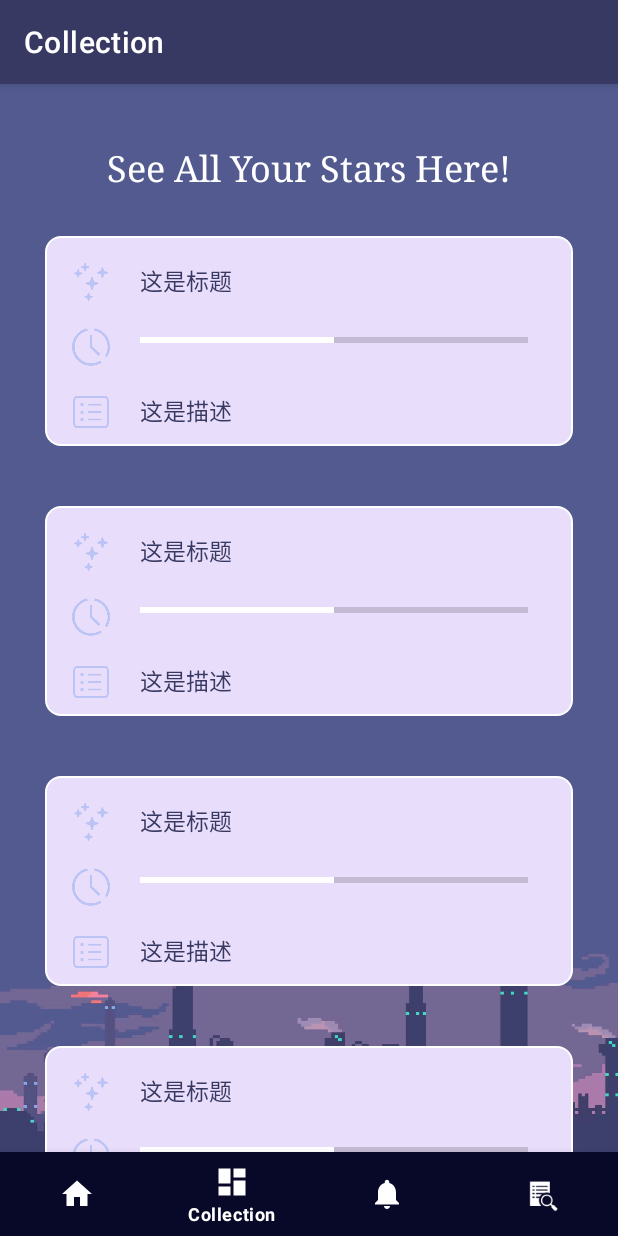
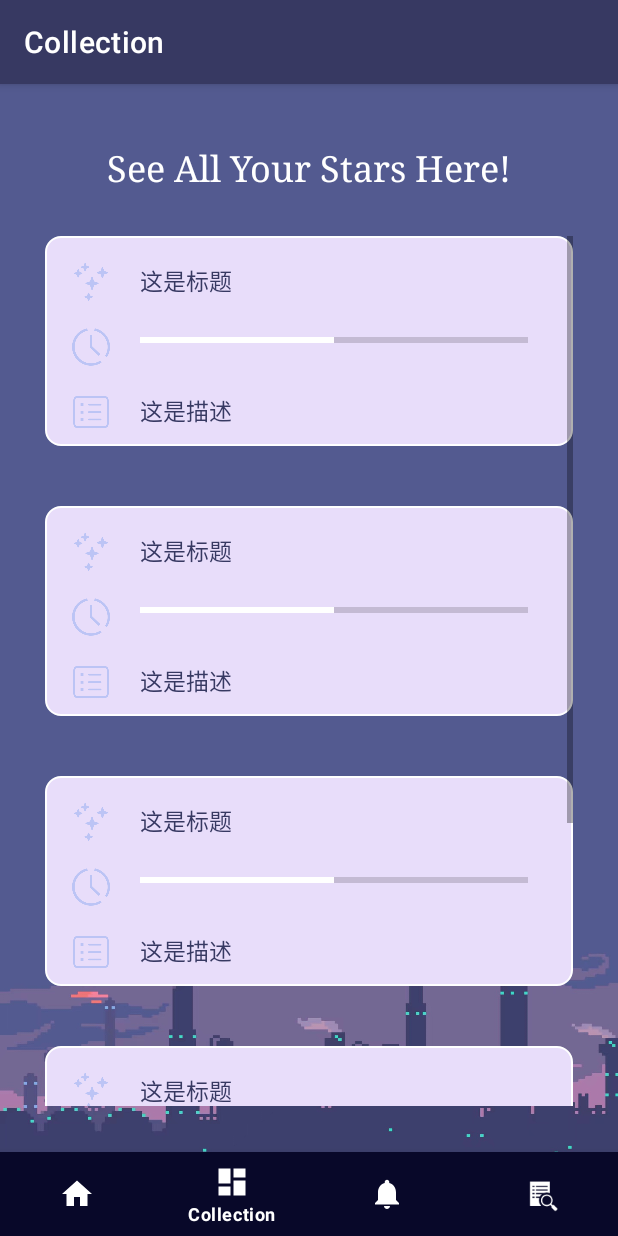
Before and after one commit to MeU1024/Lumos, an Android app: the CollectionFragment screen opened through its navigation route, on a phone screen of 412 x 824 dp. Run offline under Robolectric (Android 15) with nearby library versions, the phone set to English and light mode, and no system bars; our stand-ins replace navigation-ui; pictures from the network do not load.

Commit message:
页面滚动

```diff
--- a/app/src/main/res/layout/component_collection_star.xml
+++ b/app/src/main/res/layout/component_collection_star.xml
@@ -23,7 +23,8 @@
             android:layout_height="25dp"
             android:layout_marginLeft="8dp"
             android:layout_marginTop="8dp"
-            android:src="@drawable/stars" />
+            android:src="@drawable/stars"
+            />
 
         <TextView
             android:id="@+id/cmnt_collection_star_name"
--- a/app/src/main/res/layout/fragment_collection.xml
+++ b/app/src/main/res/layout/fragment_collection.xml
@@ -19,6 +19,7 @@
         android:text="See All Your Stars Here!"
         android:textAlignment="center"
         android:textColor="@color/white"
+        android:fillViewport="true"
         android:textSize="24sp"
         app:layout_constraintEnd_toEndOf="parent"
         app:layout_constraintHorizontal_bias="0.0"
@@ -27,7 +28,7 @@
 
     <ScrollView
         android:layout_width="0dp"
-        android:layout_height="wrap_content"
+        android:layout_height="580dp"
 
         android:layout_marginStart="30dp"
         android:layout_marginTop="30dp"
@@ -58,14 +59,19 @@
                 android:layout_width="match_parent"
                 android:layout_height="wrap_content"
                 android:layout_marginTop="40dp"
-                lumos:star_name="Get Up Early" />
+                lumos:star_name="Go To Bed Early" />
 
             <com.example.lumos.ui.collection.CollectionStarView
                 android:layout_width="match_parent"
                 android:layout_height="wrap_content"
                 android:layout_marginTop="40dp"
-                lumos:star_name="Get Up Early" />
+                lumos:star_name="fruit" />
 
+            <com.example.lumos.ui.collection.CollectionStarView
+                android:layout_width="match_parent"
+                android:layout_height="wrap_content"
+                android:layout_marginTop="40dp"
+                lumos:star_name="fruit" />
 
 
         </LinearLayout>
```
